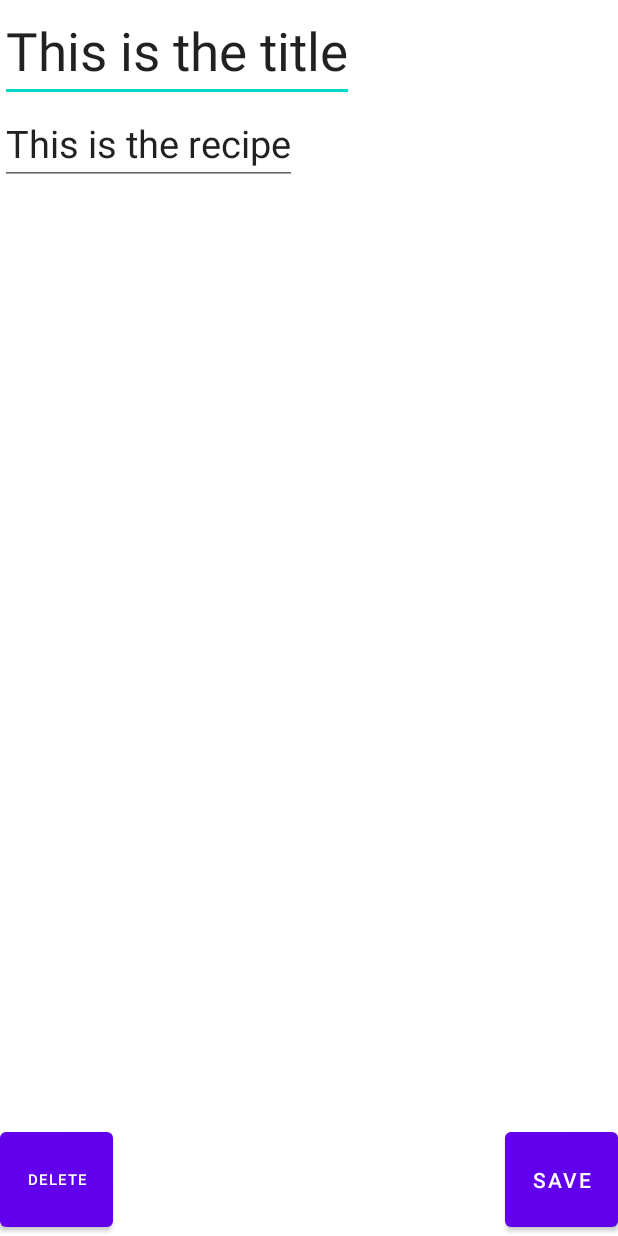
After one commit to wws002/androidRecipes, an Android app: the layout activity_editrecipe.xml on its own in the app's theme, with its tools: preview values and no code run, on a phone screen of 412 x 824 dp. The commit adds this screen. Run offline under Robolectric (Android 15) with nearby library versions, the phone set to English and light mode, and no system bars.

Commit message:
improved edit recipe activity

```diff
--- a/app/src/main/AndroidManifest.xml
+++ b/app/src/main/AndroidManifest.xml
@@ -18,6 +18,7 @@
         </activity>
         <activity android:name=".AppetizersActivity" />
         <activity android:name=".NewRecipeActivity" />
+        <activity android:name=".EditRecipeActivity"/>
 
         <provider
             android:authorities="com.example.recipes.recipeprovider"
--- /dev/null
+++ b/app/src/main/res/layout/activity_editrecipe.xml
@@ -0,0 +1,44 @@
+<?xml version="1.0" encoding="utf-8"?>
+<androidx.constraintlayout.widget.ConstraintLayout xmlns:android="http://schemas.android.com/apk/res/android"
+    android:layout_width="match_parent"
+    android:layout_height="match_parent"
+    xmlns:app="http://schemas.android.com/apk/res-auto">
+
+    <EditText
+        android:id="@+id/editRecipeTitle"
+        android:layout_width="wrap_content"
+        android:layout_height="wrap_content"
+        android:text="This is the title"
+        android:textSize="35sp"
+        app:layout_constraintLeft_toLeftOf="parent"
+        app:layout_constraintTop_toTopOf="parent"/>
+
+    <EditText
+        android:id="@+id/editRecipeContent"
+        android:layout_width="wrap_content"
+        android:layout_height="wrap_content"
+        android:inputType="textMultiLine"
+        android:text="This is the recipe"
+        android:textSize="25sp"
+        app:layout_constraintTop_toBottomOf="@id/editRecipeTitle"
+        app:layout_constraintLeft_toLeftOf="parent"/>
+
+    <Button
+        android:id="@+id/deleteRecipe"
+        android:layout_width="75dp"
+        android:layout_height="75dp"
+        android:text="Delete"
+        android:textSize="10sp"
+        android:onClick="deleteEditedNote"
+        app:layout_constraintLeft_toLeftOf="parent"
+        app:layout_constraintBottom_toBottomOf="parent"/>
+
+    <Button
+        android:layout_width="75dp"
+        android:layout_height="75dp"
+        android:text="Save"
+        android:onClick="saveEditedNote"
+        app:layout_constraintBottom_toBottomOf="parent"
+        app:layout_constraintRight_toRightOf="parent"/>
+
+</androidx.constraintlayout.widget.ConstraintLayout>
```
Also changed, not shown: app/src/main/java/com/example/recipes/AppetizersActivity.java (+8 -0 lines), app/src/main/java/com/example/recipes/EditRecipeActivity.java (added, +54 -0 lines).
